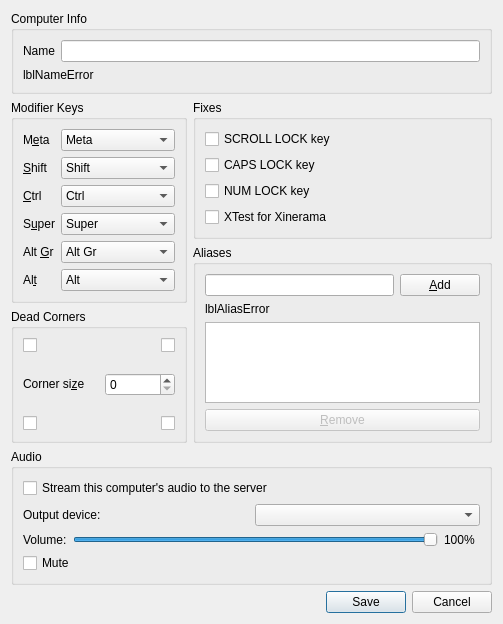
Old version of the form src/lib/gui/dialogs/ScreenSettingsDialog.ui in the repository oudajosefu/deskflow.
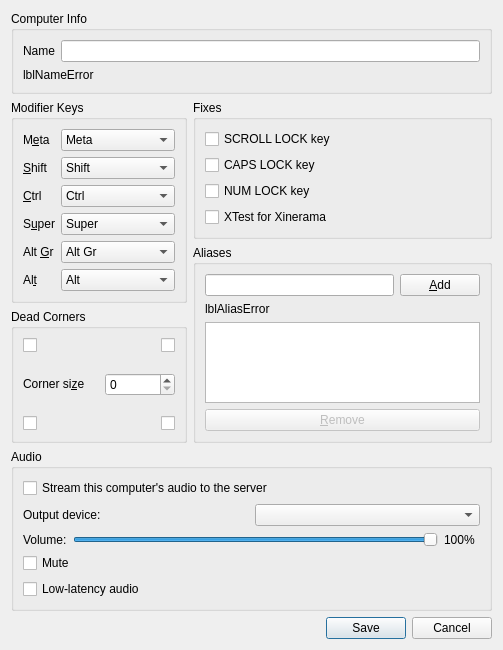
New version of the form.

Commit message: fix(audio): cut routing latency with a low-latency playback mode

What changed in the file:
```diff
--- a/src/lib/gui/dialogs/ScreenSettingsDialog.ui
+++ b/src/lib/gui/dialogs/ScreenSettingsDialog.ui
@@ -799,6 +799,16 @@
         </property>
        </widget>
       </item>
+      <item>
+       <widget class="QCheckBox" name="chkAudioLowLatency">
+        <property name="text">
+         <string>Low-latency audio</string>
+        </property>
+        <property name="toolTip">
+         <string>Minimises playback delay so audio stays in sync with on-screen video. Best on a wired LAN; turn off if you hear glitches on a poor network.</string>
+        </property>
+       </widget>
+      </item>
      </layout>
     </widget>
    </item>
```
The commit also changes 11 other files.
